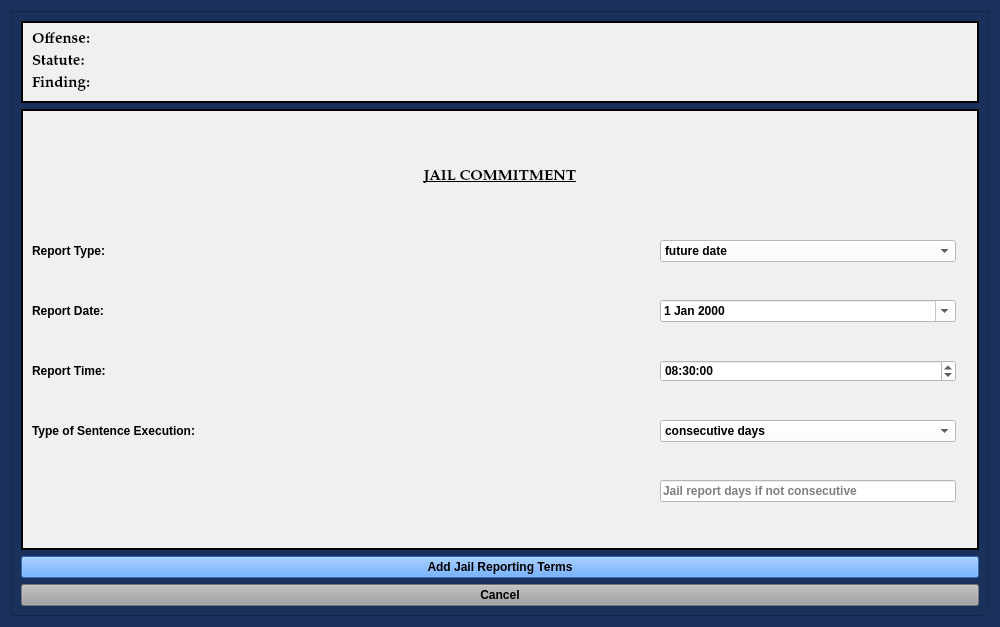
Above: munientry/views/ui/AddJailOnlyDialog.ui from HunterProgram22/MuniEntry before the change. Below: the same form after it.
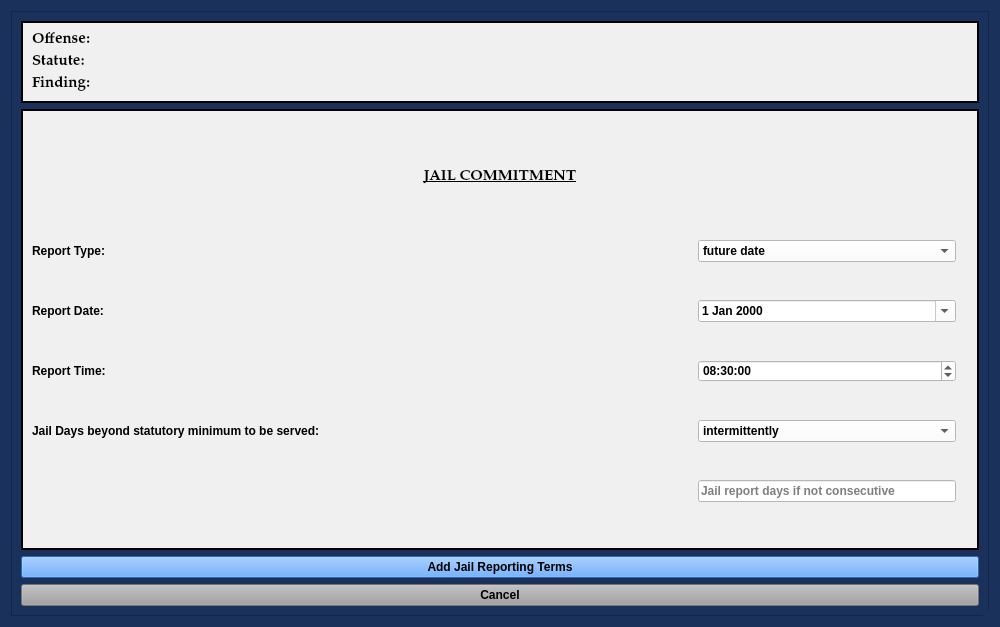
That is the form after the change. Custom widgets are drawn as their Qt base class.

Commit message: Moved restitution out from template - still need to recode.

What changed in the file:
```diff
--- a/munientry/views/ui/AddJailOnlyDialog.ui
+++ b/munientry/views/ui/AddJailOnlyDialog.ui
@@ -288,7 +288,7 @@
           <item row="5" column="0">
            <widget class="QLabel" name="label_11">
             <property name="text">
-             <string>Type of Sentence Execution:</string>
+             <string>Jail Days beyond statutory minimum to be served:</string>
             </property>
            </widget>
           </item>
@@ -366,17 +366,17 @@
             </property>
             <item>
              <property name="text">
-              <string>consecutive days</string>
+              <string>intermittently</string>
              </property>
             </item>
             <item>
              <property name="text">
-              <string>intermittent days</string>
+              <string>consecutively</string>
              </property>
             </item>
             <item>
              <property name="text">
-              <string>weekends (Friday evening to Monday morning)</string>
+              <string>on weekends</string>
              </property>
             </item>
            </widget>
```
The commit also changes 2 other files.
